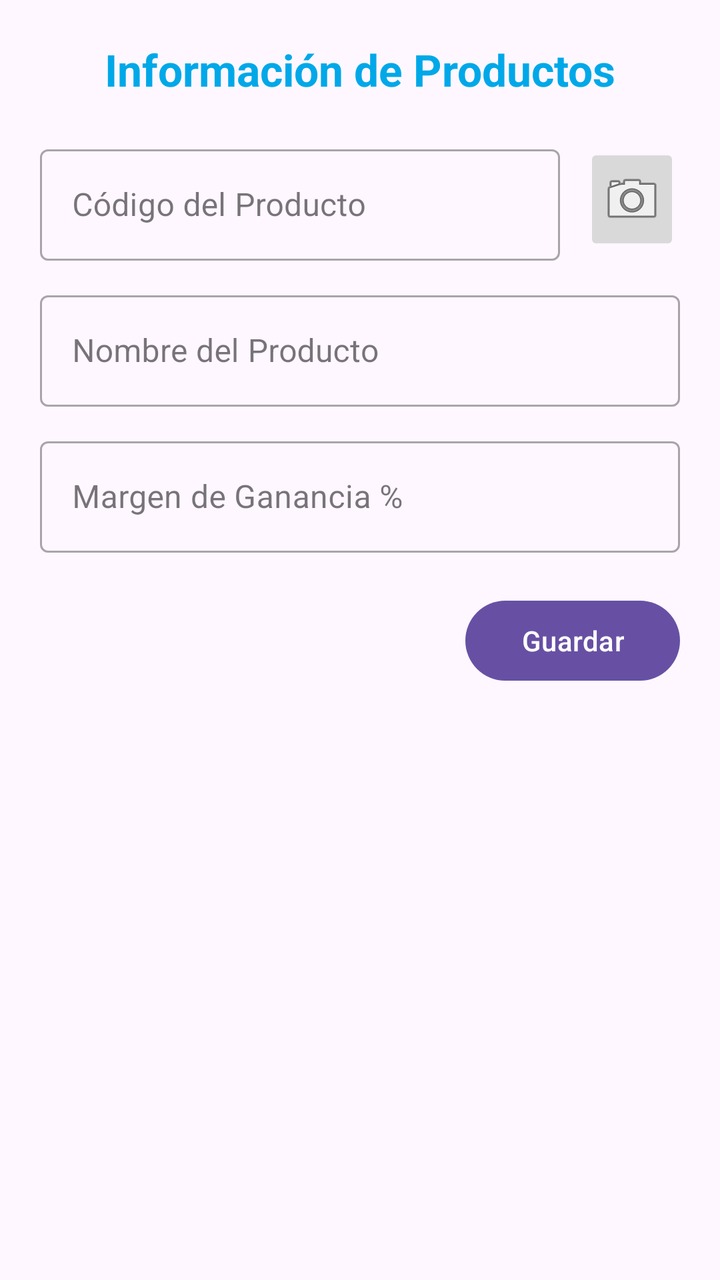
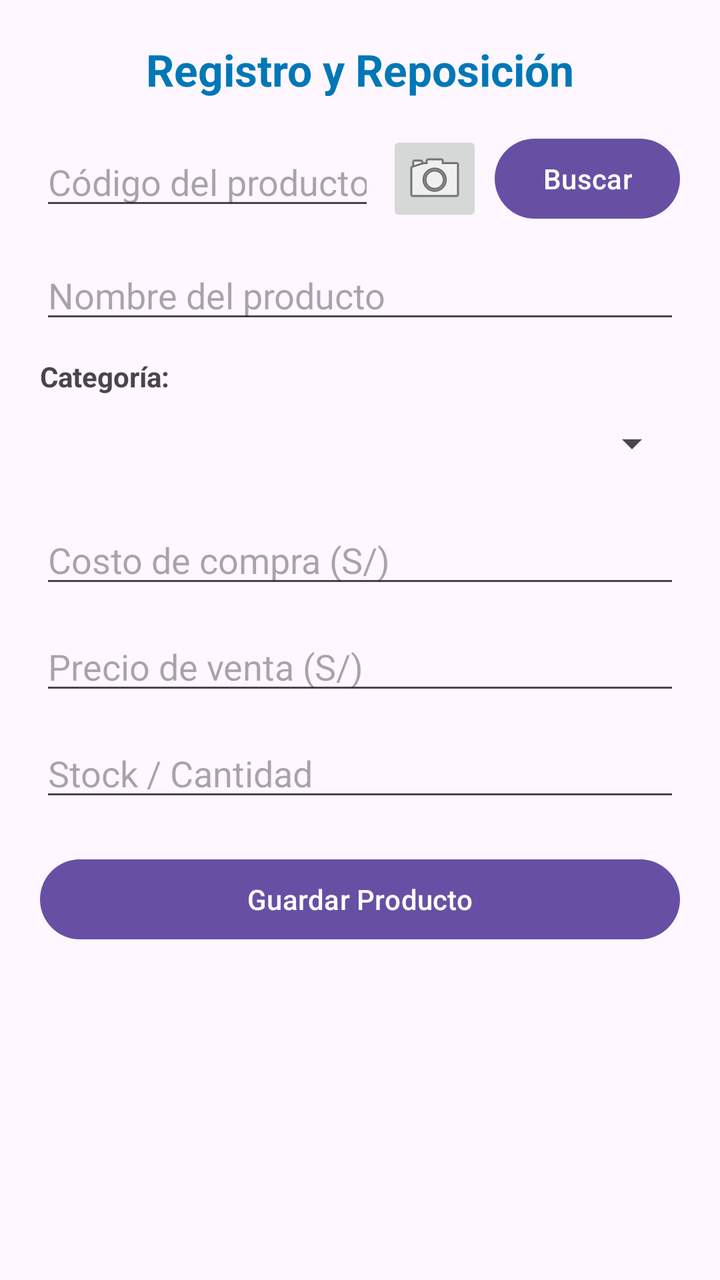

The first picture is an Android layout as it rendered before a commit; the second is the same layout after the commit. The layout source and the unified diff follow.
<!-- AndroidManifest.xml: application theme Theme.InventarioApp -->
<!-- res/layout/activity_producto.xml -->
<?xml version="1.0" encoding="utf-8"?>
<LinearLayout xmlns:android="http://schemas.android.com/apk/res/android"
    xmlns:app="http://schemas.android.com/apk/res-auto"
    android:id="@+id/main"
    android:layout_width="match_parent"
    android:layout_height="match_parent"
    android:orientation="vertical"
    android:padding="20dp">

    <TextView
        android:layout_width="match_parent"
        android:layout_height="wrap_content"
        android:layout_marginBottom="20dp"
        android:gravity="center"
        android:text="Información de Productos"
        android:textColor="#00A8E8"
        android:textSize="22sp"
        android:textStyle="bold" />

    
    <LinearLayout
        android:layout_width="match_parent"
        android:layout_height="wrap_content"
        android:layout_marginBottom="12dp"
        android:gravity="center_vertical"
        android:orientation="horizontal">

        <com.google.android.material.textfield.TextInputLayout
            style="@style/Widget.MaterialComponents.TextInputLayout.OutlinedBox"
            android:layout_width="0dp"
            android:layout_height="wrap_content"
            android:layout_weight="1"
            android:hint="Código del Producto">

            <com.google.android.material.textfield.TextInputEditText
                android:id="@+id/txtCodigo"
                android:layout_width="match_parent"
                android:layout_height="wrap_content"
                android:inputType="text" />
        </com.google.android.material.textfield.TextInputLayout>

        <ImageButton
            android:id="@+id/btnEscanear"
            android:layout_width="48dp"
            android:layout_height="56dp"
            android:layout_marginStart="12dp"
            android:backgroundTint="#D9D9D9"
            android:contentDescription="Escanear código"
            android:src="@android:drawable/ic_menu_camera" />
    </LinearLayout>

    
    <com.google.android.material.textfield.TextInputLayout
        style="@style/Widget.MaterialComponents.TextInputLayout.OutlinedBox"
        android:layout_width="match_parent"
        android:layout_height="wrap_content"
        android:layout_marginBottom="12dp"
        android:hint="Nombre del Producto">

        <com.google.android.material.textfield.TextInputEditText
            android:id="@+id/txtNombre"
            android:layout_width="match_parent"
            android:layout_height="wrap_content"
            android:inputType="textPersonName" />
    </com.google.android.material.textfield.TextInputLayout>

    
    <com.google.android.material.textfield.TextInputLayout
        style="@style/Widget.MaterialComponents.TextInputLayout.OutlinedBox"
        android:layout_width="match_parent"
        android:layout_height="wrap_content"
        android:layout_marginBottom="20dp"
        android:hint="Margen de Ganancia %">

        <com.google.android.material.textfield.TextInputEditText
            android:id="@+id/txtMargen"
            android:layout_width="match_parent"
            android:layout_height="wrap_content"
            android:inputType="numberDecimal" />
    </com.google.android.material.textfield.TextInputLayout>

    
    <Button
        android:id="@+id/btnGuardar"
        android:layout_width="wrap_content"
        android:layout_height="wrap_content"
        android:layout_gravity="end"
        android:paddingHorizontal="28dp"
        android:text="Guardar" />

</LinearLayout>
<!-- resources referenced by this layout -->
<resources>
  <style name="Theme.InventarioApp" parent="Base.Theme.InventarioApp" />
  <style name="Base.Theme.InventarioApp" parent="Theme.Material3.DayNight.NoActionBar">
          
          
      </style>
</resources>

<!-- the commit's change to res/layout/activity_producto.xml (unified diff, before → after) -->
@@ -1,91 +1,107 @@
 <?xml version="1.0" encoding="utf-8"?>
-<LinearLayout xmlns:android="http://schemas.android.com/apk/res/android"
-    xmlns:app="http://schemas.android.com/apk/res-auto"
+<ScrollView xmlns:android="http://schemas.android.com/apk/res/android"
     android:id="@+id/main"
     android:layout_width="match_parent"
-    android:layout_height="match_parent"
-    android:orientation="vertical"
-    android:padding="20dp">
+    android:layout_height="match_parent">
 
-    <TextView
-        android:layout_width="match_parent"
-        android:layout_height="wrap_content"
-        android:layout_marginBottom="20dp"
-        android:gravity="center"
-        android:text="Información de Productos"
-        android:textColor="#00A8E8"
-        android:textSize="22sp"
-        android:textStyle="bold" />
-
-    
     <LinearLayout
         android:layout_width="match_parent"
         android:layout_height="wrap_content"
-        android:layout_marginBottom="12dp"
-        android:gravity="center_vertical"
-        android:orientation="horizontal">
+        android:orientation="vertical"
+        android:padding="20dp">
 
-        <com.google.android.material.textfield.TextInputLayout
-            style="@style/Widget.MaterialComponents.TextInputLayout.OutlinedBox"
-            android:layout_width="0dp"
-            android:layout_height="wrap_content"
-            android:layout_weight="1"
-            android:hint="Código del Producto">
-
-            <com.google.android.material.textfield.TextInputEditText
-                android:id="@+id/txtCodigo"
-                android:layout_width="match_parent"
-                android:layout_height="wrap_content"
-                android:inputType="text" />
-        </com.google.android.material.textfield.TextInputLayout>
-
-        <ImageButton
-            android:id="@+id/btnEscanear"
-            android:layout_width="48dp"
-            android:layout_height="56dp"
-            android:layout_marginStart="12dp"
-            android:backgroundTint="#D9D9D9"
-            android:contentDescription="Escanear código"
-            android:src="@android:drawable/ic_menu_camera" />
-    </LinearLayout>
-
-    
-    <com.google.android.material.textfield.TextInputLayout
-        style="@style/Widget.MaterialComponents.TextInputLayout.OutlinedBox"
-        android:layout_width="match_parent"
-        android:layout_height="wrap_content"
-        android:layout_marginBottom="12dp"
-        android:hint="Nombre del Producto">
-
-        <com.google.android.material.textfield.TextInputEditText
-            android:id="@+id/txtNombre"
+        <TextView
             android:layout_width="match_parent"
             android:layout_height="wrap_content"
-            android:inputType="textPersonName" />
-    </com.google.android.material.textfield.TextInputLayout>
+            android:layout_marginBottom="16dp"
+            android:gravity="center"
+            android:text="Registro y Reposición"
+            android:textColor="#0077B6"
+            android:textSize="22sp"
+            android:textStyle="bold" />
 
-    
-    <com.google.android.material.textfield.TextInputLayout
-        style="@style/Widget.MaterialComponents.TextInputLayout.OutlinedBox"
-        android:layout_width="match_parent"
-        android:layout_height="wrap_content"
-        android:layout_marginBottom="20dp"
-        android:hint="Margen de Ganancia %">
-
-        <com.google.android.material.textfield.TextInputEditText
-            android:id="@+id/txtMargen"
+        
+        <LinearLayout
             android:layout_width="match_parent"
             android:layout_height="wrap_content"
+            android:layout_marginBottom="12dp"
+            android:gravity="center_vertical"
+            android:orientation="horizontal">
+
+            <EditText
+                android:id="@+id/txtCodigoProd"
+                android:layout_width="0dp"
+                android:layout_height="wrap_content"
+                android:layout_weight="1"
+                android:hint="Código del producto"
+                android:inputType="text" />
+
+            <ImageButton
+                android:id="@+id/btnCamaraProd"
+                android:layout_width="48dp"
+                android:layout_height="48dp"
+                android:layout_marginStart="6dp"
+                android:contentDescription="Escanear"
+                android:src="@android:drawable/ic_menu_camera" />
+
+            <Button
+                android:id="@+id/btnBuscarProd"
+                android:layout_width="wrap_content"
+                android:layout_height="wrap_content"
+                android:layout_marginStart="6dp"
+                android:text="Buscar" />
+        </LinearLayout>
+
+        <EditText
+            android:id="@+id/txtNombreProd"
+            android:layout_width="match_parent"
+            android:layout_height="wrap_content"
+            android:layout_marginBottom="12dp"
+            android:hint="Nombre del producto"
+            android:inputType="textCapSentences" />
+
+        <TextView
+            android:layout_width="match_parent"
+            android:layout_height="wrap_content"
+            android:text="Categoría:"
+            android:textSize="14sp"
+            android:textStyle="bold" />
+
+        <Spinner
+            android:id="@+id/spCategoria"
+            android:layout_width="match_parent"
+            android:layout_height="48dp"
+            android:layout_marginBottom="12dp" />
+
+        <EditText
+            android:id="@+id/txtCostoProd"
+            android:layout_width="match_parent"
+            android:layout_height="wrap_content"
+            android:layout_marginBottom="12dp"
+            android:hint="Costo de compra (S/)"
             android:inputType="numberDecimal" />
-    </com.google.android.material.textfield.TextInputLayout>
 
-    
-    <Button
-        android:id="@+id/btnGuardar"
-        android:layout_width="wrap_content"
-        android:layout_height="wrap_content"
-        android:layout_gravity="end"
-        android:paddingHorizontal="28dp"
-        android:text="Guardar" />
+        <EditText
+            android:id="@+id/txtPrecioProd"
+            android:layout_width="match_parent"
+            android:layout_height="wrap_content"
+            android:layout_marginBottom="12dp"
+            android:hint="Precio de venta (S/)"
+            android:inputType="numberDecimal" />
 
-</LinearLayout>
+        <EditText
+            android:id="@+id/txtStockProd"
+            android:layout_width="match_parent"
+            android:layout_height="wrap_content"
+            android:layout_marginBottom="20dp"
+            android:hint="Stock / Cantidad"
+            android:inputType="number" />
+
+        <Button
+            android:id="@+id/btnGuardarProd"
+            android:layout_width="match_parent"
+            android:layout_height="wrap_content"
+            android:text="Guardar Producto" />
+
+    </LinearLayout>
+</ScrollView>
